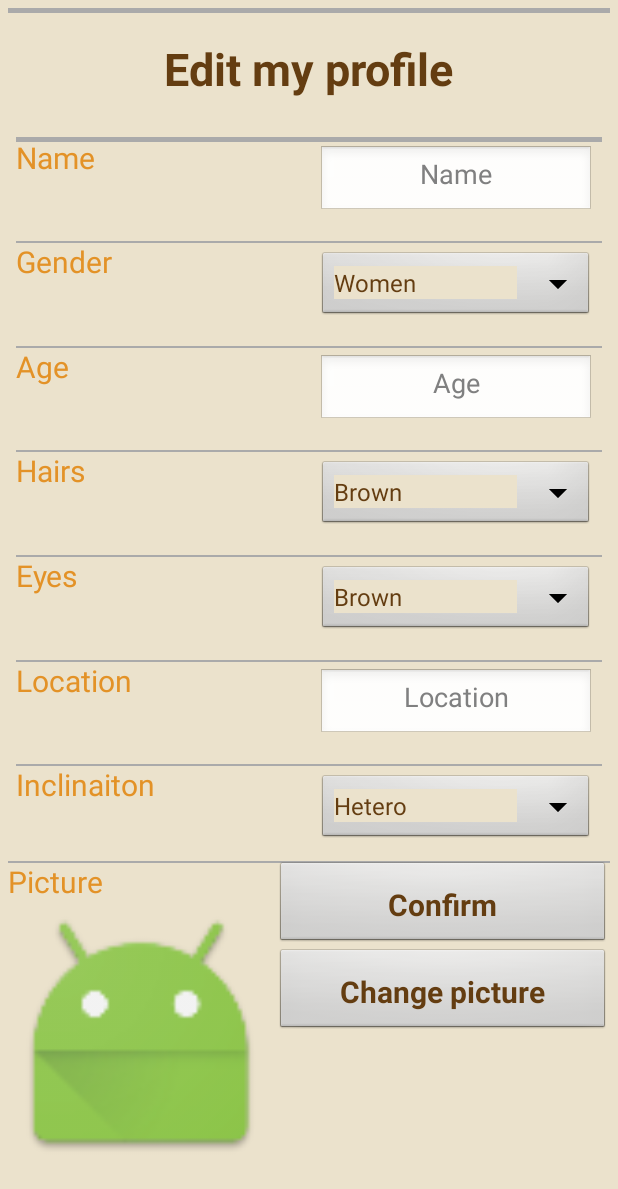
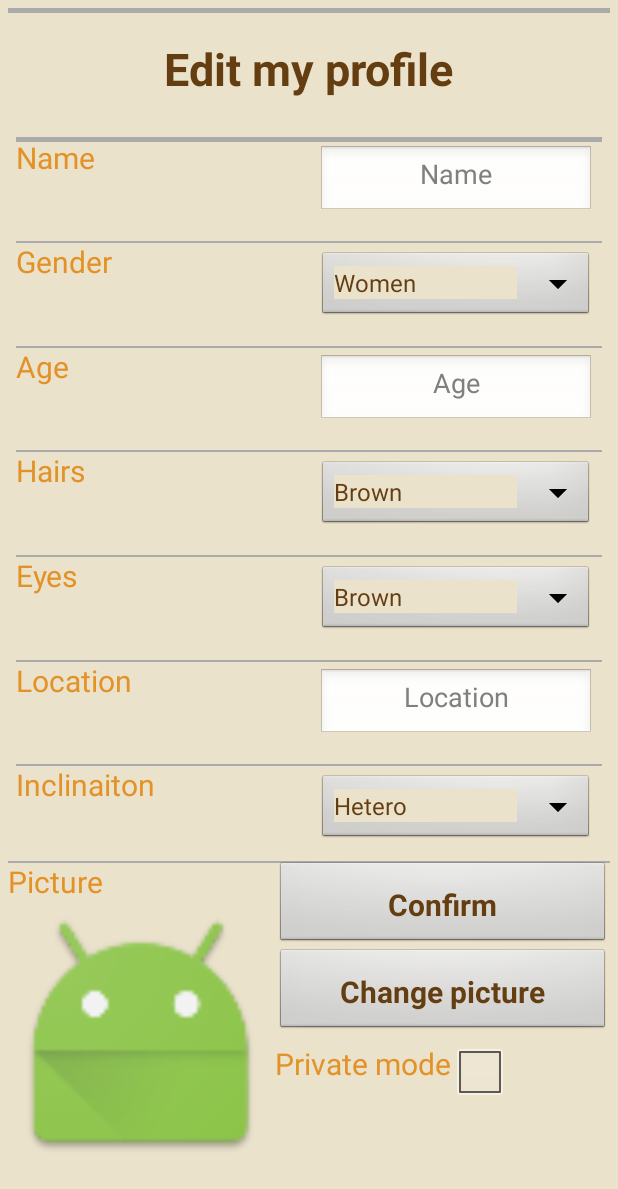
Before and after one commit to Donaschmi/UCLove, an Android app: the EditProfile screen opened directly, with no data from a screen before it, on a phone screen of 412 x 824 dp. Shown: the top 1189 px of the screen. Run offline under Robolectric (Android 15) with nearby library versions, the phone set to English and light mode, and no system bars; 8 statements that could not run were skipped.

Commit message:
ajout boutton private dans edit profile

```diff
--- a/app/src/main/res/layout/activity_edit_profile.xml
+++ b/app/src/main/res/layout/activity_edit_profile.xml
@@ -503,6 +503,29 @@
                 android:layout_alignParentRight="true"
                 android:layout_alignParentEnd="true" />
 
+            <TextView
+                android:layout_marginTop="5dp"
+                style="@style/SimpleTexte"
+                android:id="@+id/TextView_private"
+                android:layout_width="wrap_content"
+                android:layout_height="wrap_content"
+                android:layout_below="@+id/btn_edit_picture"
+                android:layout_alignStart="@+id/btn_edit_picture"
+                android:layout_alignLeft="@+id/btn_edit_picture"
+                android:text="@string/set_private"
+                />
+
+            <CheckBox
+                android:layout_width="wrap_content"
+                android:layout_height="wrap_content"
+                android:id="@+id/checkbox_private"
+                android:paddingTop="0dp"
+                android:paddingLeft="0dp"
+                android:background="@android:color/transparent"
+                android:layout_below="@+id/btn_edit_picture"
+                android:layout_toRightOf="@+id/TextView_private"
+                android:layout_toEndOf="@+id/TextView_private" />
+
 
         </RelativeLayout>
 
--- a/app/src/main/res/layout/activity_friend_requests.xml
+++ b/app/src/main/res/layout/activity_friend_requests.xml
@@ -31,7 +31,7 @@
             android:id="@+id/textView_title_profile"
             android:layout_width="match_parent"
             android:layout_height="wrap_content"
-            android:text="@string/title_request"
+            android:text="@string/title_activity_request"
             android:layout_centerVertical="true"
             android:layout_centerHorizontal="true"
             android:background="@android:color/transparent"/>
--- a/app/src/main/res/layout/activity_friends.xml
+++ b/app/src/main/res/layout/activity_friends.xml
@@ -30,7 +30,7 @@
         style="@style/Titre"
         android:layout_width="match_parent"
         android:layout_height="58dp"
-        android:text="@string/title_friend"
+        android:text="@string/title_activity_friend"
         android:background="@android:color/transparent"/>/>
 
     </RelativeLayout>
--- a/app/src/main/res/values/strings.xml
+++ b/app/src/main/res/values/strings.xml
@@ -11,8 +11,8 @@
     <string name="title_activity_profil">Your profil</string>
     <string name="title_activity_profil_ami">Friend\'s profile</string>
     <string name="title_activity_edit_profil">Edit my profile</string>
-    <string name="title_request">Requests</string>
-    <string name="title_friend">Friends</string>
+    <string name="title_activity_request">Requests</string>
+    <string name="title_activity_friend">Friends</string>
 
     <!-- Textes Connexion - Inscription -->
     <string name="texte_mdp">Password : </string>
@@ -87,6 +87,7 @@
     <string name="edit_pic">Picture</string>
     <string name="btn_confirm">Confirm</string>
     <string name="btn_changePic">Change picture</string>
+    <string name="set_private">Private mode</string>
 
     <!--Textes request-->
     <string name="btn_InOut">Sent/Received</string>
```
Also changed, not shown: 1 other file.
